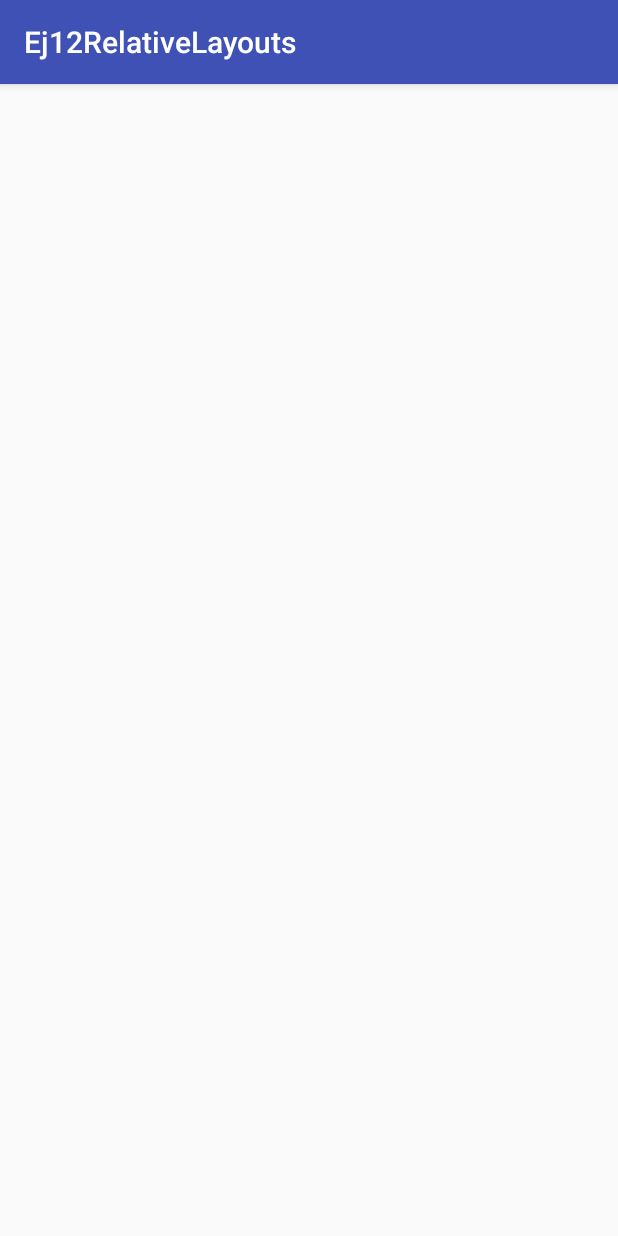
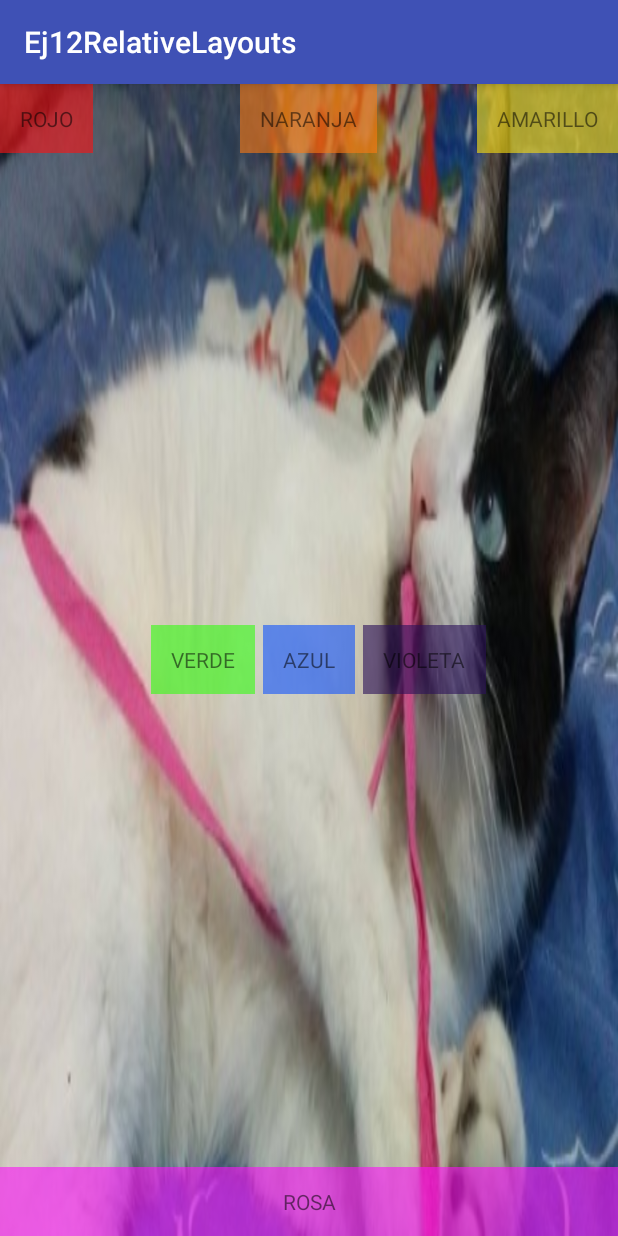
Before and after one commit to aselar/Ej12RelativeLayouts, an Android app: the screen it shows after launch (MainActivity), on a phone screen of 412 x 824 dp. Run offline under Robolectric (Android 15) with nearby library versions, the phone set to English and light mode, and no system bars.

Commit message:
Hecho el layout por codigo Java. El SetContentView del layout.xml esta comentado.

```diff
--- a/app/src/main/java/com/android/asel/ej12relativelayouts/MainActivity.java
+++ b/app/src/main/java/com/android/asel/ej12relativelayouts/MainActivity.java
@@ -1,8 +1,12 @@
 package com.android.asel.ej12relativelayouts;
 
+import android.graphics.drawable.Drawable;
 import android.support.v7.app.AppCompatActivity;
 import android.os.Bundle;
+import android.view.Gravity;
+import android.view.ViewGroup;
 import android.widget.RelativeLayout;
+import android.widget.TextView;
 
 public class MainActivity extends AppCompatActivity {
 
@@ -11,16 +15,114 @@ public class MainActivity extends AppCompatActivity {
         super.onCreate(savedInstanceState);
         //setContentView(R.layout.relative_layout);
 
+        RelativeLayout layout = new RelativeLayout(this);
+        layout.setLayoutParams(new ViewGroup.LayoutParams(ViewGroup.LayoutParams.MATCH_PARENT, ViewGroup.LayoutParams.MATCH_PARENT));
+        layout.setBackgroundResource(R.drawable.fondo);
+
+        //COLOR ROJO
+        TextView textViewRed = new TextView(this);
+        textViewRed.setText(R.string.red);
+        textViewRed.setGravity(Gravity.CENTER);
+        textViewRed.setBackgroundResource(R.color.colorred);
+        textViewRed.setPadding(20, 20, 20, 20);
+
         RelativeLayout.LayoutParams textViewRedParams = new RelativeLayout.LayoutParams(RelativeLayout.LayoutParams.WRAP_CONTENT, RelativeLayout.LayoutParams.WRAP_CONTENT);
+        textViewRedParams.addRule(RelativeLayout.ALIGN_PARENT_TOP);
+        textViewRedParams.addRule(RelativeLayout.ALIGN_PARENT_START);
+
+        textViewRed.setLayoutParams(textViewRedParams);
+
+        //COLOR NARANJA
+        TextView textViewOrange = new TextView(this);
+        textViewOrange.setText(R.string.orange);
+        textViewOrange.setGravity(Gravity.CENTER);
+        textViewOrange.setBackgroundResource(R.color.colororange);
+        textViewOrange.setPadding(20, 20, 20, 20);
+
         RelativeLayout.LayoutParams textViewOrangeParams = new RelativeLayout.LayoutParams(RelativeLayout.LayoutParams.WRAP_CONTENT, RelativeLayout.LayoutParams.WRAP_CONTENT);
+        textViewOrangeParams.addRule(RelativeLayout.ALIGN_PARENT_TOP);
+        textViewOrangeParams.addRule(RelativeLayout.CENTER_HORIZONTAL);
+
+        textViewOrange.setLayoutParams(textViewOrangeParams);
+
+        //COLOR AMARILLO
+        TextView textViewYellow = new TextView(this);
+        textViewYellow.setText(R.string.yellow);
+        textViewYellow.setGravity(Gravity.CENTER);
+        textViewYellow.setBackgroundResource(R.color.coloryellow);
+        textViewYellow.setPadding(20, 20, 20, 20);
+
         RelativeLayout.LayoutParams textViewYellowParams = new RelativeLayout.LayoutParams(RelativeLayout.LayoutParams.WRAP_CONTENT, RelativeLayout.LayoutParams.WRAP_CONTENT);
+        textViewYellowParams.addRule(RelativeLayout.ALIGN_PARENT_TOP);
+        textViewYellowParams.addRule(RelativeLayout.ALIGN_PARENT_END);
+
+        textViewYellow.setLayoutParams(textViewYellowParams);
+
+        //COLOR AZUL (ANTES QUE VERDE Y VIOLETA, YA QUE ESTOS LO REFERENCIAN PARA COLOCARSE)
+        TextView textViewBlue = new TextView(this);
+        textViewBlue.setId(R.id.tvAzul);
+        textViewBlue.setText(R.string.blue);
+        textViewBlue.setGravity(Gravity.CENTER);
+        textViewBlue.setBackgroundResource(R.color.colorblue);
+        textViewBlue.setPadding(20, 20, 20, 20);
+
+        RelativeLayout.LayoutParams textViewBlueParams = new RelativeLayout.LayoutParams(RelativeLayout.LayoutParams.WRAP_CONTENT, RelativeLayout.LayoutParams.WRAP_CONTENT);
+        textViewBlueParams.addRule(RelativeLayout.CENTER_VERTICAL);
+        textViewBlueParams.addRule(RelativeLayout.CENTER_HORIZONTAL);
+
+        textViewBlue.setLayoutParams(textViewBlueParams);
+
+        //COLOR VERDE
+        TextView textViewGreen = new TextView(this);
+        textViewGreen.setText(R.string.green);
+        textViewGreen.setGravity(Gravity.CENTER);
+        textViewGreen.setBackgroundResource(R.color.colorgreen);
+        textViewGreen.setPadding(20, 20, 20, 20);
+
         RelativeLayout.LayoutParams textViewGreenParams = new RelativeLayout.LayoutParams(RelativeLayout.LayoutParams.WRAP_CONTENT, RelativeLayout.LayoutParams.WRAP_CONTENT);
-        RelativeLayout.LayoutParams textViewBlueParams = new RelativeLayout.LayoutParams(RelativeLayout.LayoutParams.WRAP_CONTENT, RelativeLayout.LayoutParams.WRAP_CONTENT);
+        textViewGreenParams.addRule(RelativeLayout.CENTER_VERTICAL);
+        textViewGreenParams.setMarginEnd(8);
+        textViewGreenParams.addRule(RelativeLayout.START_OF, R.id.tvAzul);
+
+        textViewGreen.setLayoutParams(textViewGreenParams);
+
+        //COLOR VIOLETA
+        TextView textViewViolet = new TextView(this);
+        textViewViolet.setText(R.string.violet);
+        textViewViolet.setGravity(Gravity.CENTER);
+        textViewViolet.setBackgroundResource(R.color.colorviolet);
+        textViewViolet.setPadding(20, 20, 20, 20);
+
         RelativeLayout.LayoutParams textViewVioletParams = new RelativeLayout.LayoutParams(RelativeLayout.LayoutParams.WRAP_CONTENT, RelativeLayout.LayoutParams.WRAP_CONTENT);
-        RelativeLayout.LayoutParams textViewPinkParams = new RelativeLayout.LayoutParams(RelativeLayout.LayoutParams.WRAP_CONTENT, RelativeLayout.LayoutParams.WRAP_CONTENT);
+        textViewVioletParams.addRule(RelativeLayout.CENTER_VERTICAL);
+        textViewVioletParams.setMarginStart(8);
+        textViewVioletParams.addRule(RelativeLayout.END_OF, R.id.tvAzul);
 
+        textViewViolet.setLayoutParams(textViewVioletParams);
 
+        //COLOR ROSA
+        TextView textViewPink = new TextView(this);
+        textViewPink.setText(R.string.pink);
+        textViewPink.setGravity(Gravity.CENTER);
+        textViewPink.setBackgroundResource(R.color.colorpink);
+        textViewPink.setPadding(20, 20, 20, 20);
 
+        RelativeLayout.LayoutParams textViewPinkParams = new RelativeLayout.LayoutParams(RelativeLayout.LayoutParams.MATCH_PARENT, RelativeLayout.LayoutParams.WRAP_CONTENT);
+        textViewPinkParams.addRule(RelativeLayout.ALIGN_PARENT_BOTTOM);
+
+        textViewPink.setLayoutParams(textViewPinkParams);
+
+        //AÑADIR ELEMENTOS AL LAYOUT
+        layout.addView(textViewRed);
+        layout.addView(textViewOrange);
+        layout.addView(textViewYellow);
+        layout.addView(textViewGreen);
+        layout.addView(textViewBlue);
+        layout.addView(textViewViolet);
+        layout.addView(textViewPink);
+
+        //MOSTRAR EL LAYOUT
+        setContentView(layout);
 
     }
 }
--- /dev/null
+++ b/app/src/main/res/values/ids.xml
@@ -0,0 +1,4 @@
+<?xml version="1.0" encoding="utf-8"?>
+<resources>
+    <item name="tvAzul" type="id"/>
+</resources>
```
